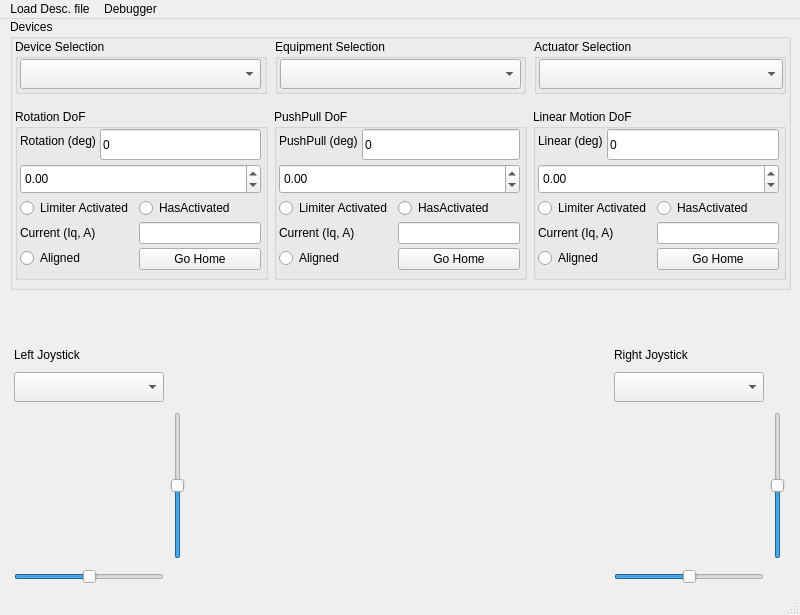
This is ControllerWindow.ui in PITECH-MIS/MIS-Pilot as Qt 5 draws it before an edit. The edited form follows.
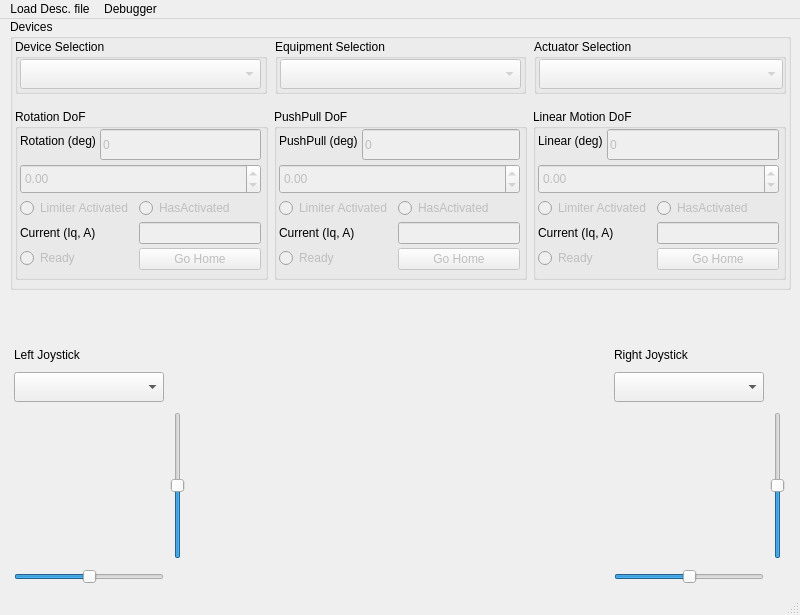
This is the edited form. Custom widgets are drawn as their Qt base class.

Commit message: 24/10/9: Added Right-click calibration menu

What changed in the file:
```diff
--- a/ControllerWindow.ui
+++ b/ControllerWindow.ui
@@ -118,6 +118,9 @@
                </property>
                <item>
                 <widget class="QComboBox" name="actuatorSelectComboBox">
+                 <property name="enabled">
+                  <bool>false</bool>
+                 </property>
                  <property name="minimumSize">
                   <size>
                    <width>0</width>
@@ -183,6 +186,9 @@
                </property>
                <item>
                 <widget class="QComboBox" name="equipmentSelectComboBox">
+                 <property name="enabled">
+                  <bool>false</bool>
+                 </property>
                  <property name="minimumSize">
                   <size>
                    <width>0</width>
@@ -248,6 +254,9 @@
                </property>
                <item>
                 <widget class="QComboBox" name="deviceSelectComboBox">
+                 <property name="enabled">
+                  <bool>false</bool>
+                 </property>
                  <property name="minimumSize">
                   <size>
                    <width>0</width>
@@ -282,7 +291,7 @@
               <number>4</number>
              </property>
              <item row="0" column="1">
-              <widget class="QGroupBox" name="groupBox_7">
+              <widget class="QGroupBox" name="pushPullGroupBox">
                <property name="title">
                 <string>PushPull DoF</string>
                </property>
@@ -316,6 +325,9 @@
                    </item>
                    <item row="0" column="1">
                     <widget class="QLineEdit" name="panelPushPullLineEdit">
+                     <property name="enabled">
+                      <bool>false</bool>
+                     </property>
                      <property name="sizePolicy">
                       <sizepolicy hsizetype="Expanding" vsizetype="Expanding">
                        <horstretch>0</horstretch>
@@ -343,6 +355,9 @@
                  </item>
                  <item>
                   <widget class="QDoubleSpinBox" name="panelPushPullSpinBox">
+                   <property name="enabled">
+                    <bool>false</bool>
+                   </property>
                    <property name="sizePolicy">
                     <sizepolicy hsizetype="Minimum" vsizetype="Expanding">
                      <horstretch>0</horstretch>
@@ -360,7 +375,10 @@
                  <item>
                   <layout class="QFormLayout" name="formLayout_7">
                    <item row="2" column="0">
-                    <widget class="QRadioButton" name="panelPushPullIsAlignedRadioButton">
+                    <widget class="QRadioButton" name="panelPushPullReadyRadioButton">
+                     <property name="enabled">
+                      <bool>false</bool>
+                     </property>
                      <property name="focusPolicy">
                       <enum>Qt::FocusPolicy::NoFocus</enum>
                      </property>
@@ -368,7 +386,7 @@
                       <enum>Qt::ContextMenuPolicy::NoContextMenu</enum>
                      </property>
                      <property name="text">
-                      <string>Aligned</string>
+                      <string>Ready</string>
                      </property>
                      <property name="autoExclusive">
                       <bool>false</bool>
@@ -377,6 +395,9 @@
                    </item>
                    <item row="2" column="1">
                     <widget class="QPushButton" name="panelPushPullAlignButton">
+                     <property name="enabled">
+                      <bool>false</bool>
+                     </property>
                      <property name="text">
                       <string>Go Home</string>
                      </property>
@@ -384,6 +405,9 @@
                    </item>
                    <item row="0" column="0">
                     <widget class="QRadioButton" name="panelPushPullLimiterActivatedRadioButton">
+                     <property name="enabled">
+                      <bool>false</bool>
+                     </property>
                      <property name="minimumSize">
                       <size>
                        <width>115</width>
@@ -418,6 +442,9 @@
                    </item>
                    <item row="0" column="1">
                     <widget class="QRadioButton" name="panelPushPullLimiterHasActivatedRadioButton">
+                     <property name="enabled">
+                      <bool>false</bool>
+                     </property>
                      <property name="sizePolicy">
                       <sizepolicy hsizetype="Expanding" vsizetype="Fixed">
                        <horstretch>0</horstretch>
@@ -447,6 +474,9 @@
                    </item>
                    <item row="1" column="1">
                     <widget class="QLineEdit" name="panelPushPullIqEdit">
+                     <property name="enabled">
+                      <bool>false</bool>
+                     </property>
                      <property name="mouseTracking">
                       <bool>false</bool>
                      </property>
@@ -468,7 +498,7 @@
               </widget>
              </item>
              <item row="0" column="0">
-              <widget class="QGroupBox" name="groupBox_6">
+              <widget class="QGroupBox" name="rotationGroupBox">
                <property name="sizePolicy">
                 <sizepolicy hsizetype="Preferred" vsizetype="Preferred">
                  <horstretch>0</horstretch>
@@ -508,6 +538,9 @@
                    </item>
                    <item row="0" column="1">
                     <widget class="QLineEdit" name="panelRotationLineEdit">
+                     <property name="enabled">
+                      <bool>false</bool>
+                     </property>
                      <property name="sizePolicy">
                       <sizepolicy hsizetype="Expanding" vsizetype="Expanding">
                        <horstretch>0</horstretch>
@@ -535,6 +568,9 @@
                  </item>
                  <item>
                   <widget class="QDoubleSpinBox" name="panelRotationSpinBox">
+                   <property name="enabled">
+                    <bool>false</bool>
+                   </property>
                    <property name="sizePolicy">
                     <sizepolicy hsizetype="Minimum" vsizetype="Expanding">
                      <horstretch>0</horstretch>
@@ -555,7 +591,10 @@
                  <item>
                   <layout class="QFormLayout" name="formLayout_2">
                    <item row="2" column="0">
-                    <widget class="QRadioButton" name="panelRotationIsAlignedRadioButton">
+                    <widget class="QRadioButton" name="panelRotationReadyRadioButton">
+                     <property name="enabled">
+                      <bool>false</bool>
+                     </property>
                      <property name="focusPolicy">
                       <enum>Qt::FocusPolicy::NoFocus</enum>
                      </property>
@@ -563,7 +602,7 @@
                       <enum>Qt::ContextMenuPolicy::NoContextMenu</enum>
                      </property>
                      <property name="text">
-                      <string>Aligned</string>
+                      <string>Ready</string>
                      </property>
                      <property name="autoExclusive">
                       <bool>false</bool>
@@ -572,6 +611,9 @@
                    </item>
                    <item row="2" column="1">
                     <widget class="QPushButton" name="panelRotationAlignButton">
+                     <property name="enabled">
+                      <bool>false</bool>
+                     </property>
                      <property name="text">
                       <string>Go Home</string>
                      </property>
@@ -579,6 +621,9 @@
                    </item>
                    <item row="0" column="0">
                     <widget class="QRadioButton" name="panelRotationLimiterActivatedRadioButton">
+                     <property name="enabled">
+                      <bool>false</bool>
+                     </property>
                      <property name="sizePolicy">
                       <sizepolicy hsizetype="Expanding" vsizetype="Fixed">
                        <horstretch>0</horstretch>
@@ -619,6 +664,9 @@
                    </item>
                    <item row="0" column="1">
                     <widget class="QRadioButton" name="panelRotationLimiterHasActivatedRadioButton">
+                     <property name="enabled">
+                      <bool>false</bool>
+                     </property>
                      <property name="sizePolicy">
                       <sizepolicy hsizetype="Expanding" vsizetype="Fixed">
                        <horstretch>0</horstretch>
@@ -654,6 +702,9 @@
                    </item>
                    <item row="1" column="1">
                     <widget class="QLineEdit" name="panelRotationIqEdit">
+                     <property name="enabled">
+                      <bool>false</bool>
+                     </property>
                      <property name="mouseTracking">
                       <bool>false</bool>
                      </property>
@@ -675,7 +726,7 @@
               </widget>
              </item>
              <item row="0" column="2">
-              <widget class="QGroupBox" name="groupBox_8">
+              <widget class="QGroupBox" name="linearGroupBox">
                <property name="title">
                 <string>Linear Motion DoF</string>
                </property>
@@ -709,6 +760,9 @@
                    </item>
                    <item row="0" column="1">
                     <widget class="QLineEdit" name="panelLinearLineEdit">
+                     <property name="enabled">
+                      <bool>false</bool>
+                     </property>
                      <property name="sizePolicy">
                       <sizepolicy hsizetype="Expanding" vsizetype="Expanding">
                        <horstretch>0</horstretch>
@@ -736,6 +790,9 @@
                  </item>
                  <item>
                   <widget class="QDoubleSpinBox" name="panelLinearSpinBox">
+                   <property name="enabled">
+                    <bool>false</bool>
+                   </property>
                    <property name="sizePolicy">
                     <sizepolicy hsizetype="Minimum" vsizetype="Expanding">
                      <horstretch>0</horstretch>
@@ -756,7 +813,10 @@
                  <item>
                   <layout class="QFormLayout" name="formLayout_8">
                    <item row="2" column="0">
-                    <widget class="QRadioButton" name="panelLinearIsAlignedRadioButton">
+                    <widget class="QRadioButton" name="panelLinearReadyRadioButton">
+                     <property name="enabled">
+                      <bool>false</bool>
+                     </property>
                      <property name="focusPolicy">
                       <enum>Qt::FocusPolicy::NoFocus</enum>
                      </property>
@@ -764,7 +824,7 @@
                       <enum>Qt::ContextMenuPolicy::NoContextMenu</enum>
                      </property>
                      <property name="text">
-                      <string>Aligned</string>
+                      <string>Ready</string>
                      </property>
                      <property name="autoExclusive">
                       <bool>false</bool>
@@ -773,6 +833,9 @@
                    </item>
                    <item row="2" column="1">
                     <widget class="QPushButton" name="panelLinearAlignButton">
+                     <property name="enabled">
+                      <bool>false</bool>
+                     </property>
                      <property name="text">
                       <string>Go Home</string>
                      </property>
@@ -780,6 +843,9 @@
                    </item>
                    <item row="0" column="0">
                     <widget class="QRadioButton" name="panelLinearLimiterActivatedRadioButton">
+                     <property name="enabled">
+                      <bool>false</bool>
+                     </property>
                      <property name="minimumSize">
                       <size>
                        <width>115</width>
@@ -814,6 +880,9 @@
                    </item>
                    <item row="0" column="1">
                     <widget class="QRadioButton" name="panelLinearLimiterHasActivatedRadioButton">
+                     <property name="enabled">
+                      <bool>false</bool>
+                     </property>
                      <property name="focusPolicy">
                       <enum>Qt::FocusPolicy::NoFocus</enum>
                      </property>
@@ -837,6 +906,9 @@
                    </item>
                    <item row="1" column="1">
                     <widget class="QLineEdit" name="panelLinearIqEdit">
+                     <property name="enabled">
+                      <bool>false</bool>
+                     </property>
                      <property name="mouseTracking">
                       <bool>false</bool>
                      </property>
```
The commit also changes 1 other file.
